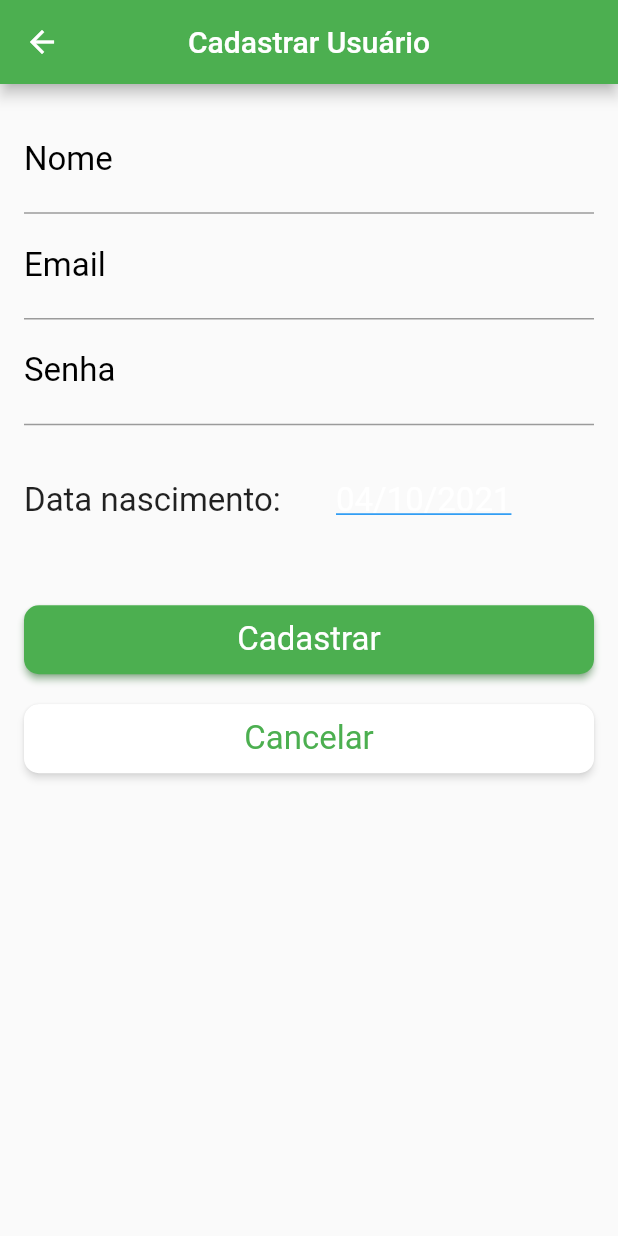
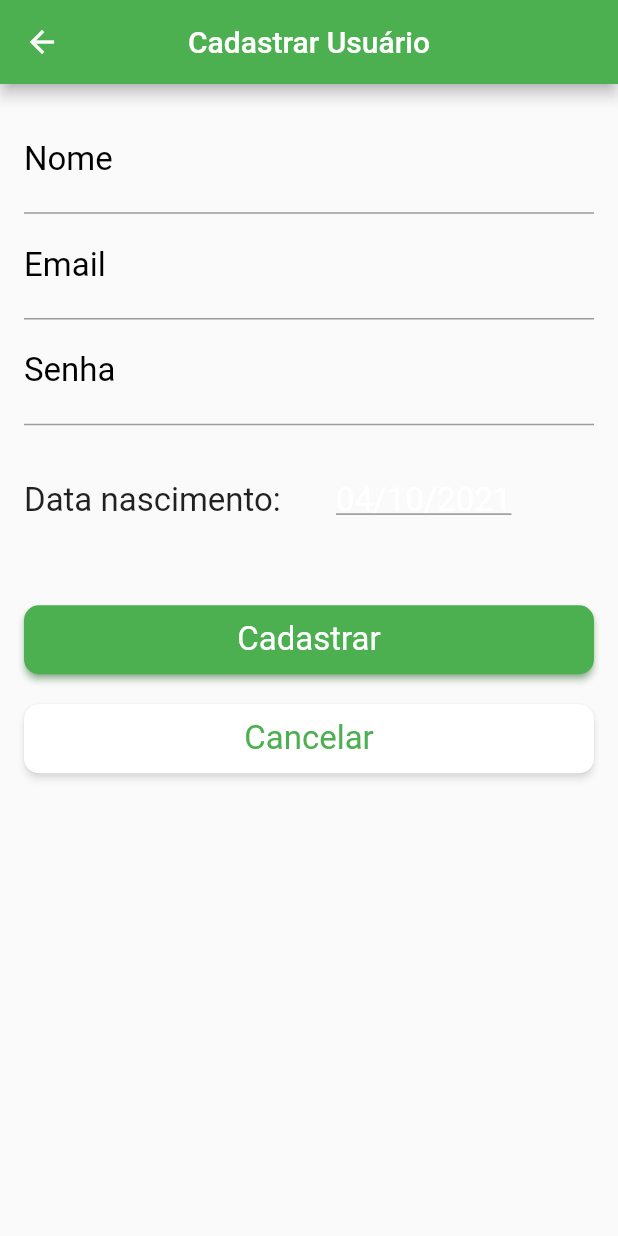
Before and after one commit to mig-ramos/agenda_esp_on, a Flutter app: the CadUserPage screen opened by its route, on a phone screen of 412 x 824 dp. Run offline on Flutter 3.47's test engine with Material 2 defaults, Android fonts, the phone set to English and light mode, and no system bars.

Commit message:
Corrige layout CadUserPage

```diff
--- a/lib/login/cad_user_page.dart
+++ b/lib/login/cad_user_page.dart
@@ -29,12 +29,13 @@ class _CadUserPageState extends State<CadUserPage> {
       fontWeight: FontWeight.normal,
       fontSize: 22,
       color: Colors.white,
-  decoration: TextDecoration.underline, decorationColor: Colors.blue );
+  decoration: TextDecoration.underline, decorationColor: Colors.black38 );
 
   TextStyle _styleValor1 = TextStyle(
     fontWeight: FontWeight.normal,
     fontSize: 22,
     color: Colors.blue,
+      decoration: TextDecoration.underline, decorationColor: Colors.black38
   );
 
   DateTime currentDate = DateTime.now();
```
